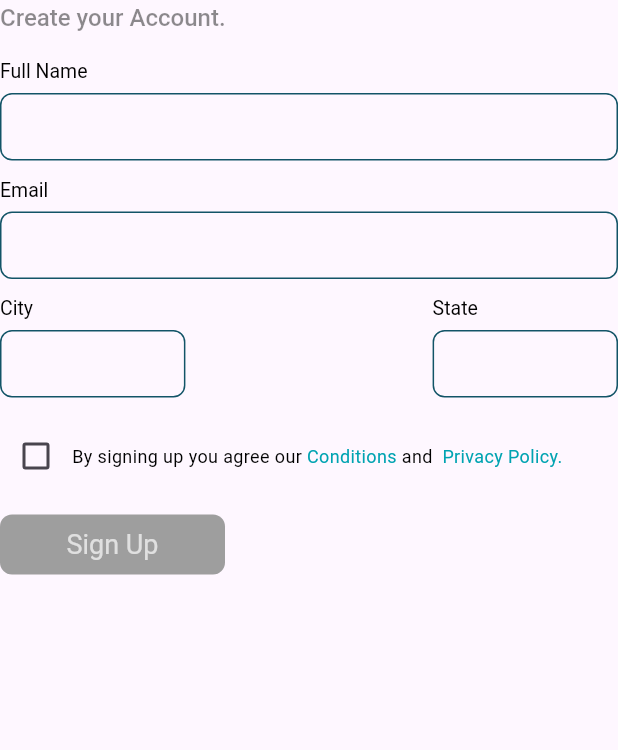
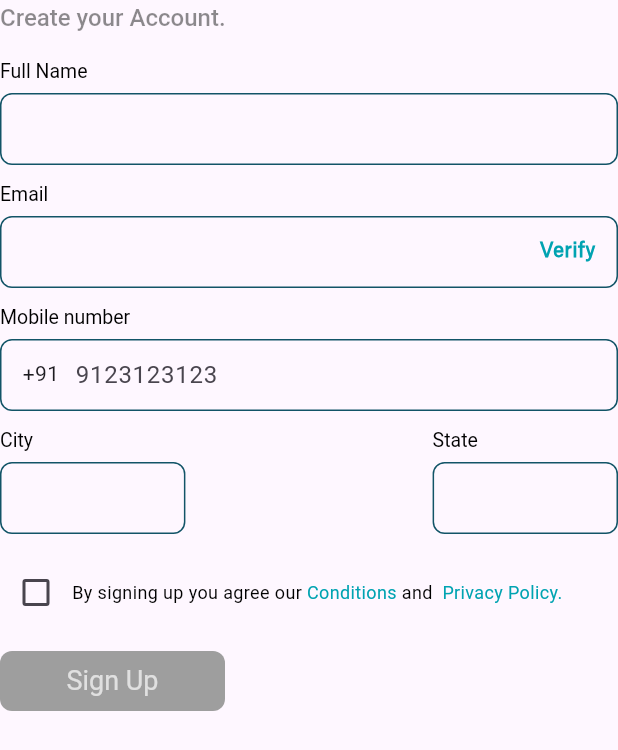
Before and after one commit to AiSense07/website, a Flutter app: the RegisterScreen widget shown alone on an empty page, opened directly, on a phone screen of 412 x 824 dp. Shown: the top 750 px of the screen. Run offline on Flutter 3.47's test engine with Material 2 defaults, Android fonts, the phone set to English and light mode, and no system bars; our stand-ins replace beamer, cached_network_image, carousel_slider, flutter_easyloading, fluttertoast, pin_code_fields and 2 more; missing offline and left inert: number_paginator, otp_timer_button; network calls fail.

Commit message:
first commit

```diff
--- a/lib/main.dart
+++ b/lib/main.dart
@@ -11,7 +11,6 @@ void main() {
 class MyApp extends StatelessWidget {
   const MyApp({super.key});
 
-  // This widget is the root of your application.
   @override
   Widget build(BuildContext context) {
     return MaterialApp.router(
--- a/lib/presentation/screen/cart_modual/edit_address.dart
+++ b/lib/presentation/screen/cart_modual/edit_address.dart
@@ -2,6 +2,7 @@ import 'dart:developer';
 
 import 'package:flutter/material.dart';
 import 'package:three_connects/presentation/widgets/custom_widgets.dart';
+import 'package:three_connects/presentation/widgets/enddrawer.dart';
 import 'package:three_connects/utils/app_color.dart';
 import '../../../utils/helper.dart';
 import '../../widgets/appbar.dart';
@@ -64,7 +65,7 @@ class _EditAddressState extends State<EditAddress> {
     Size size = MediaQuery.of(context).size;
     log("${size.width}");
     return Scaffold(
-      endDrawer: const CartScreen(),
+      endDrawer: const EndDrawer(),
       body: SafeArea(
         child: Column(
           children: [
--- a/lib/presentation/screen/home_screen.dart
+++ b/lib/presentation/screen/home_screen.dart
@@ -5,9 +5,11 @@ import 'package:flutter/services.dart';
 import 'package:three_connects/presentation/screen/cart_modual/cart_screen.dart';
 
 import 'package:three_connects/presentation/screen/custom_widgets/home_gridview.dart';
+import 'package:three_connects/presentation/screen/sign_up_modual/signup_screen.dart';
 import 'package:three_connects/presentation/widgets/appbar.dart';
 import 'package:three_connects/presentation/widgets/cached_imge.dart';
 import 'package:three_connects/presentation/widgets/custom_widgets.dart';
+import 'package:three_connects/presentation/widgets/enddrawer.dart';
 import 'package:three_connects/presentation/widgets/footer.dart';
 import 'package:three_connects/presentation/widgets/title.dart';
 import 'package:three_connects/presentation/widgets/view_all_btn.dart';
@@ -96,7 +98,7 @@ class _HomeScreenState extends State<HomeScreen> {
   Widget build(BuildContext context) {
     Size size = MediaQuery.of(context).size;
     return Scaffold(
-      endDrawer: const CartScreen(),
+      endDrawer: const EndDrawer(),
       floatingActionButton: isMax
           ? FloatingActionButton(
               backgroundColor: AppColor.primary,
--- a/lib/presentation/screen/product_list_screen.dart
+++ b/lib/presentation/screen/product_list_screen.dart
@@ -3,6 +3,7 @@ import 'dart:developer';
 import 'package:flutter/material.dart';
 
 import 'package:number_paginator/number_paginator.dart';
+import 'package:three_connects/presentation/widgets/enddrawer.dart';
 import 'package:three_connects/presentation/widgets/filter_container.dart';
 import 'package:three_connects/presentation/widgets/footer.dart';
 import 'package:three_connects/presentation/widgets/product_container.dart';
@@ -31,7 +32,7 @@ class _ProductListState extends State<ProductList> {
     Size size = MediaQuery.of(context).size;
     log("==>>>> ${size.width}");
     return Scaffold(
-      endDrawer: const CartScreen(),
+      endDrawer: const EndDrawer(),
       body: ListView(
         children: [
           const CommonAppbar(),
--- a/lib/presentation/screen/product_screen/product_screen.dart
+++ b/lib/presentation/screen/product_screen/product_screen.dart
@@ -6,6 +6,7 @@ import 'package:three_connects/presentation/screen/product_screen/image_widget.d
 import 'package:three_connects/presentation/screen/product_screen/widgtes/tech_container.dart';
 import 'package:three_connects/presentation/widgets/appbar.dart';
 import 'package:three_connects/presentation/widgets/common_text.dart';
+import 'package:three_connects/presentation/widgets/enddrawer.dart';
 import 'package:three_connects/presentation/widgets/footer.dart';
 import 'package:three_connects/utils/app_color.dart';
 import 'package:three_connects/utils/helper.dart';
@@ -43,7 +44,7 @@ class _ProductScreenState extends State<ProductScreen> {
     Size size = MediaQuery.of(context).size;
     log("size width ${size.width}");
     return Scaffold(
-      endDrawer: const CartScreen(),
+      endDrawer: const EndDrawer(),
       body: isLoad
           ? const Center(child: CircularProgressIndicator())
           : SafeArea(
--- a/lib/presentation/screen/sign_up_modual/register_screen.dart
+++ b/lib/presentation/screen/sign_up_modual/register_screen.dart
@@ -2,6 +2,8 @@ import 'package:flutter/gestures.dart';
 import 'package:flutter/material.dart';
 import 'package:flutter/services.dart';
 import 'package:flutter_easyloading/flutter_easyloading.dart';
+import 'package:three_connects/presentation/widgets/common_text.dart';
+import 'package:three_connects/presentation/widgets/custom_widgets.dart';
 import '../../../utils/app_color.dart';
 import '../../../utils/app_validators.dart';
 import '../../../utils/helper.dart';
@@ -18,10 +20,14 @@ class RegisterScreen extends StatefulWidget {
 class _RegisterScreenState extends State<RegisterScreen> {
   bool agreeCheckboxValue = false;
 
+  bool isVerify = false;
+
   TextEditingController fnameController = TextEditingController();
   TextEditingController emailController = TextEditingController();
   TextEditingController cityController = TextEditingController();
+  TextEditingController otp = TextEditingController();
   TextEditingController stateController = TextEditingController();
+  TextEditingController mobile = TextEditingController();
 
   final GlobalKey<FormState> _formKey = GlobalKey<FormState>();
 
@@ -49,11 +55,74 @@ class _RegisterScreenState extends State<RegisterScreen> {
               textField(
                 controller: fnameController,
                 name: "Full Name",
+                validator: Validators.commonString
               ),
-              textField(
-                controller: emailController,
-                name: "Email",
+              Stack(
+                alignment: Alignment.topRight,
+                children: [
+                  textField(
+                    controller: emailController,
+                    name: "Email",
+                    keyboard: TextInputType.emailAddress,
+                    validator: Validators.email,
+                    pad: const EdgeInsets.only(left: 15, right: 65),
+                  ),
+                  CustomInkWell(
+                    onTap: () {
+                      setState(() {
+                        isVerify = true;
+                      });
+                    },
+                    child: Container(
+                      color: Colors.transparent,
+                      padding: const EdgeInsets.only(top: 38, right: 15, left: 15),
+                      child: Texts.small13Text(
+                          text: "Verify",
+                          size: size,
+                          fontWeight: FontWeight.bold,
+                          color: AppColor.btnColor),
+                    ),
+                  )
+                ],
               ),
+              if (isVerify)
+                textField(
+                  controller: otp,
+                  name: "Please enter the OTP received to "
+                      "your email id ${emailController.text}",
+                ),
+              const Text(
+                "Mobile number",
+                style: TextStyle(color: Colors.black, letterSpacing: 0, fontSize: 13),
+              ),
+              const SizedBox(height: 5),
+              Stack(
+                children: [
+                  SizedBox(
+                    child: TextFormField(
+                      controller: mobile,
+                      maxLength: 10,
+                      validator: Validators.phoneNumber,
+                      keyboardType: TextInputType.number,
+                      decoration: InputDecoration(
+                        contentPadding: const EdgeInsets.symmetric(horizontal: 15),
+                        hintText: '9123123123',
+                        prefixText: '       ',
+                        counterText: '',
+                        enabledBorder: border,
+                        errorBorder: border,
+                        focusedBorder: border,
+                        border: border,
+                      ),
+                    ),
+                  ),
+                  const Padding(
+                    padding: EdgeInsets.symmetric(horizontal: 15, vertical: 13),
+                    child: Text("+91"),
+                  )
+                ],
+              ),
+              const SizedBox(height: 10),
               if (size.width > 330)
                 Row(
                   mainAxisAlignment: MainAxisAlignment.spaceBetween,
@@ -153,6 +222,12 @@ class _RegisterScreenState extends State<RegisterScreen> {
                         if (!_formKey.currentState!.validate()) {
                           commonToast(context, "Please fix the errors above!!");
                           return;
+                        } else if (!isVerify) {
+                          commonToast(context, "Please verify Email");
+                          return;
+                        } else if (otp.text.isEmpty) {
+                          commonToast(context, "Please enter otp sent to your Email");
+                          return;
                         }
 
                         if (_formKey.currentState!.validate()) {
@@ -185,6 +260,11 @@ class _RegisterScreenState extends State<RegisterScreen> {
       ),
     );
   }
+
+  OutlineInputBorder border = OutlineInputBorder(
+    borderSide: const BorderSide(width: 1, color: AppColor.primary),
+    borderRadius: BorderRadius.circular(8),
+  );
 
   _showListState(BuildContext context) {
     showDialog(
@@ -245,6 +325,8 @@ class _RegisterScreenState extends State<RegisterScreen> {
     TextInputType? keyboard,
     Function? onTap,
     double? width,
+    EdgeInsets? pad,
+    String? Function(String?)? validator,
     Function(String value)? onChange,
   }) {
     return Column(
@@ -257,7 +339,7 @@ class _RegisterScreenState extends State<RegisterScreen> {
         const SizedBox(height: 5),
         SizedBox(
           width: width,
-          height: 45,
+          // height: 45,
           child: TextFormField(
             controller: controller,
             onTap: () {
@@ -273,26 +355,14 @@ class _RegisterScreenState extends State<RegisterScreen> {
             keyboardType: keyboard ?? TextInputType.name,
             inputFormatters: [if (name != "Email") UpperCaseTextFormatter()],
             decoration: InputDecoration(
-              contentPadding: const EdgeInsets.symmetric(horizontal: 15),
+              contentPadding: pad ?? const EdgeInsets.symmetric(horizontal: 15),
               hintText: hint ?? '',
-              enabledBorder: OutlineInputBorder(
-                borderSide: const BorderSide(width: 1, color: AppColor.primary),
-                borderRadius: BorderRadius.circular(8),
-              ),
-              errorBorder: OutlineInputBorder(
-                borderSide: const BorderSide(width: 1, color: AppColor.primary),
-                borderRadius: BorderRadius.circular(8),
-              ),
-              focusedBorder: OutlineInputBorder(
-                borderSide: const BorderSide(width: 1, color: AppColor.primary),
-                borderRadius: BorderRadius.circular(8),
-              ),
-              border: OutlineInputBorder(
-                borderSide: const BorderSide(width: 1, color: AppColor.primary),
-                borderRadius: BorderRadius.circular(8),
-              ),
+              enabledBorder: border,
+              errorBorder: border,
+              focusedBorder: border,
+              border: border,
             ),
-            validator: Validators.commonString,
+            validator: validator,
             autovalidateMode: AutovalidateMode.onUserInteraction,
           ),
         ),
--- a/lib/utils/app_validators.dart
+++ b/lib/utils/app_validators.dart
@@ -26,7 +26,7 @@ class Validators {
   static String? commonString(String? text) {
     if (text != null) {
       if (text.isEmpty) {
-        return "This field must not be empty!";
+        return "Please enter your Full name";
       }
     }
     return null;
--- a/lib/utils/helper.dart
+++ b/lib/utils/helper.dart
@@ -30,6 +30,7 @@ void commonToast(BuildContext context, String msg, {Color? color}) {
   Fluttertoast.showToast(
       toastLength: Toast.LENGTH_LONG,
       msg: msg,
+      timeInSecForIosWeb: 2,
       backgroundColor: color ?? Colors.black,
       textColor: Colors.white);
 }
--- /dev/null
+++ b/lib/utils/value_notifier.dart
@@ -0,0 +1,3 @@
+import 'package:flutter/cupertino.dart';
+
+ValueNotifier<bool> isCart = ValueNotifier(false);
```
Also changed, not shown: lib/presentation/screen/sign_up_modual/signup_screen.dart (+25 -4 lines), lib/presentation/widgets/appbar.dart (+17 -12 lines), lib/presentation/widgets/enddrawer.dart (added, +18 -0 lines).
